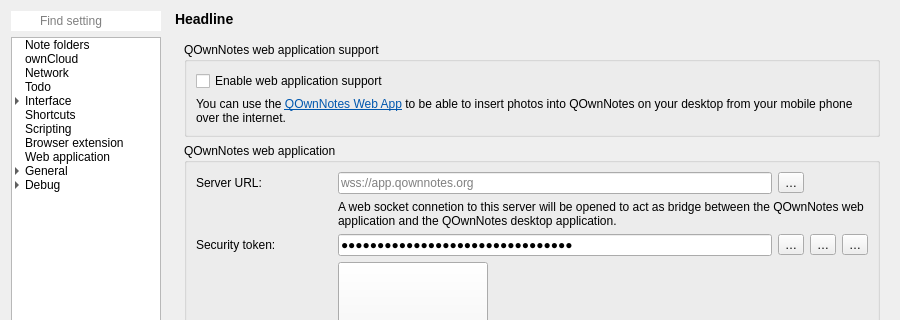
Qt form src/dialogs/settingsdialog.ui (pbek/QOwnNotes) before a commit; both pictures show x 0 to 900 and y 0 to 320 of the 900 by 1083 pixel window.
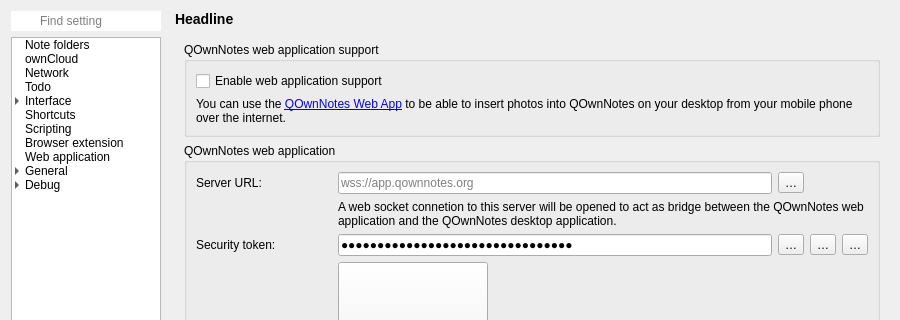
The same form after that commit. The open tabs and pages were chosen to show the change. Icons and pictures are not drawn. Custom widgets are drawn as their Qt base class.

Commit message: Fix link styling

The edit to the form file:
```diff
--- a/src/dialogs/settingsdialog.ui
+++ b/src/dialogs/settingsdialog.ui
@@ -6328,7 +6328,7 @@
                 <item>
                  <widget class="Label" name="webAppLabel">
                   <property name="text">
-                   <string>&lt;html&gt;&lt;head/&gt;&lt;body&gt;&lt;p&gt;You can use the &lt;a href=&quot;%1&quot;&gt;&lt;span style=&quot; text-decoration: underline; color:#0057ae;&quot;&gt;QOwnNotes Web App&lt;/span&gt;&lt;/a&gt; to be able to insert photos into QOwnNotes on your desktop from your mobile phone over the internet.&lt;/p&gt;&lt;/body&gt;&lt;/html&gt;</string>
+                   <string>You can use the &lt;a href=&quot;%1&quot;&gt;QOwnNotes Web App&lt;/a&gt; to be able to insert photos into QOwnNotes on your desktop from your mobile phone over the internet.</string>
                   </property>
                   <property name="wordWrap">
                    <bool>true</bool>
```
The commit also changes 1 other file.
